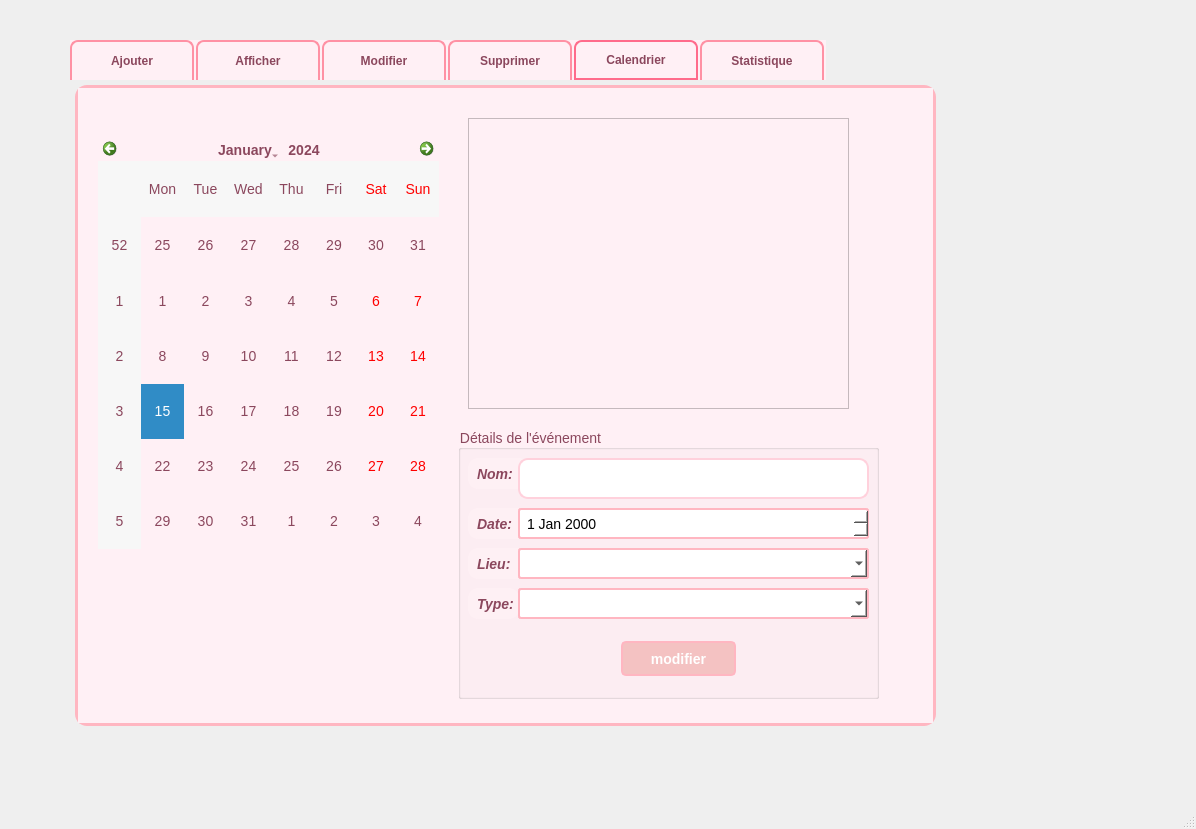
hajerbentemessek792-tech/summerconnect, file mainwindow.ui: the form before one commit.
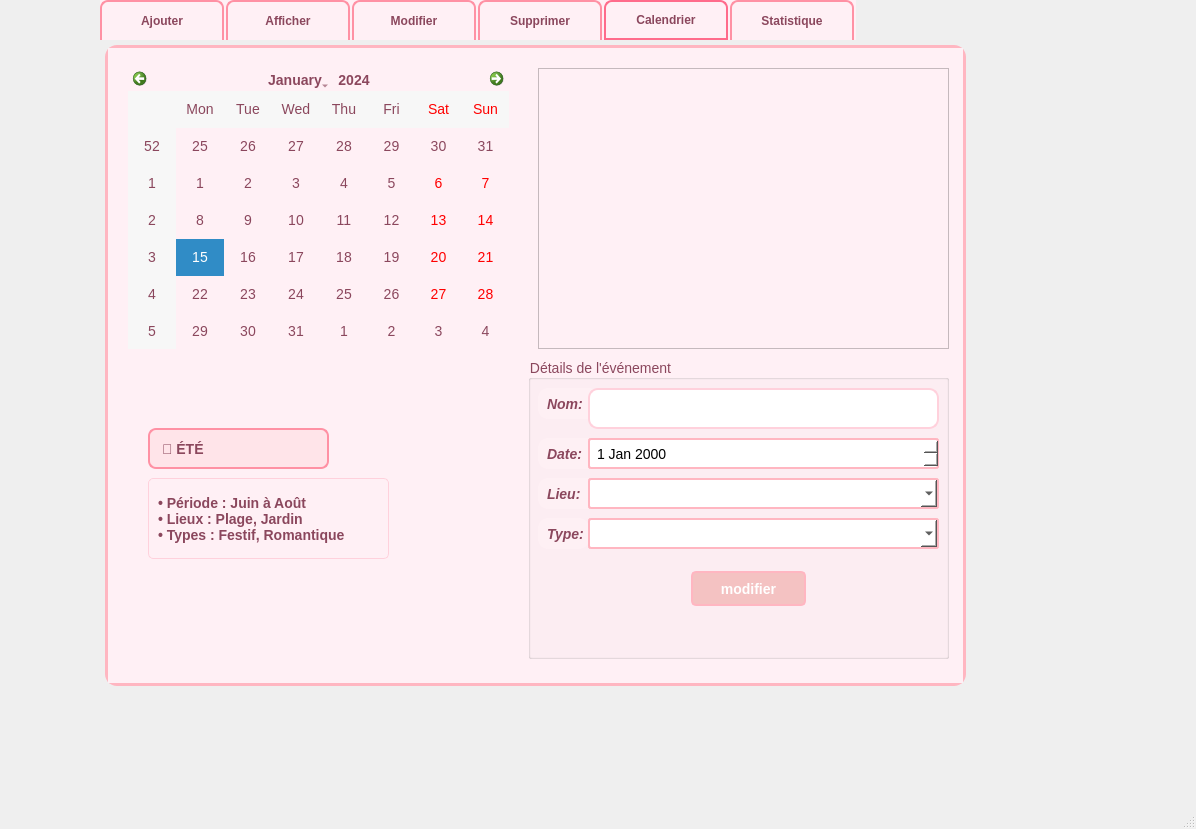
The form after the commit. Icons and pictures are not drawn.

```diff
--- a/mainwindow.ui
+++ b/mainwindow.ui
@@ -22,8 +22,8 @@
    <widget class="QTabWidget" name="tabWidget">
     <property name="geometry">
      <rect>
-      <x>70</x>
-      <y>40</y>
+      <x>100</x>
+      <y>0</y>
       <width>871</width>
       <height>691</height>
      </rect>
@@ -1362,29 +1362,19 @@
       <property name="geometry">
        <rect>
         <x>20</x>
-        <y>50</y>
-        <width>341</width>
-        <height>411</height>
-       </rect>
-      </property>
-     </widget>
-     <widget class="QListWidget" name="listEventsToday">
-      <property name="geometry">
-       <rect>
-        <x>390</x>
-        <y>30</y>
+        <y>20</y>
         <width>381</width>
-        <height>291</height>
+        <height>281</height>
        </rect>
       </property>
      </widget>
      <widget class="QGroupBox" name="groupBoxEventDetails">
       <property name="geometry">
        <rect>
-        <x>380</x>
-        <y>340</y>
+        <x>420</x>
+        <y>310</y>
         <width>421</width>
-        <height>271</height>
+        <height>301</height>
        </rect>
       </property>
       <property name="title">
@@ -1561,6 +1551,66 @@
        </property>
       </widget>
      </widget>
+     <widget class="QLabel" name="labelAlerteSaison">
+      <property name="geometry">
+       <rect>
+        <x>40</x>
+        <y>380</y>
+        <width>181</width>
+        <height>41</height>
+       </rect>
+      </property>
+      <property name="styleSheet">
+       <string notr="true">QLabel {
+    background-color: #ffe4e9;
+    border: 2px solid #ff91a4;
+    border-radius: 8px;
+    padding: 8px;
+    font-weight: bold;
+    color: #8b475d;
+}</string>
+      </property>
+      <property name="text">
+       <string>🌞 ÉTÉ</string>
+      </property>
+     </widget>
+     <widget class="QLabel" name="labelMessageSaison">
+      <property name="geometry">
+       <rect>
+        <x>40</x>
+        <y>430</y>
+        <width>241</width>
+        <height>81</height>
+       </rect>
+      </property>
+      <property name="styleSheet">
+       <string notr="true">QLabel {
+    background-color: #fff0f5;
+    border: 1px solid #ffd1dc;
+    border-radius: 5px;
+    padding: 5px;
+    color: #8b475d;
+}</string>
+      </property>
+      <property name="text">
+       <string>• Période : Juin à Août
+• Lieux : Plage, Jardin
+• Types : Festif, Romantique</string>
+      </property>
+      <property name="wordWrap">
+       <bool>true</bool>
+      </property>
+     </widget>
+     <widget class="QListWidget" name="listEventsToday">
+      <property name="geometry">
+       <rect>
+        <x>430</x>
+        <y>20</y>
+        <width>411</width>
+        <height>281</height>
+       </rect>
+      </property>
+     </widget>
     </widget>
     <widget class="QWidget" name="tabstatistique">
      <attribute name="icon">
```
Left out of the diff: 45 changed lines with no effect on the pictures.
